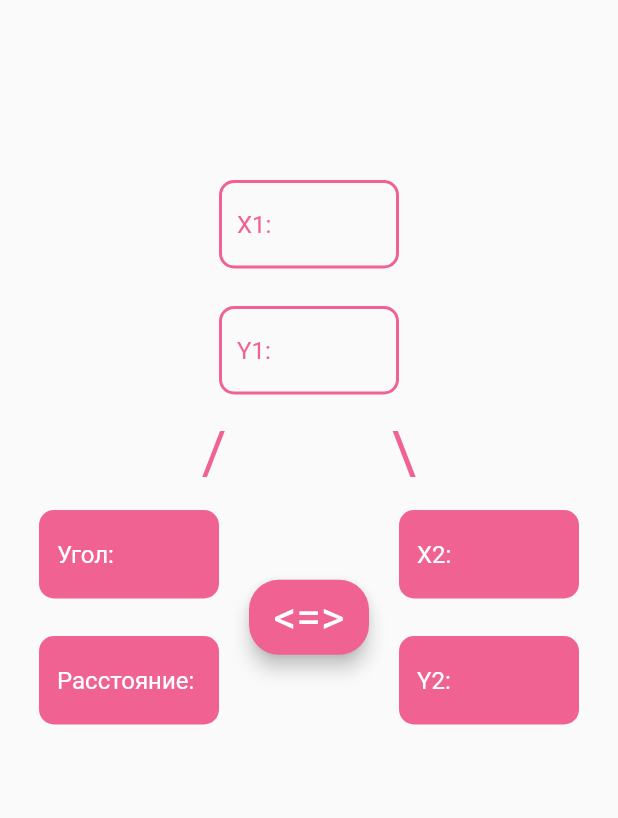
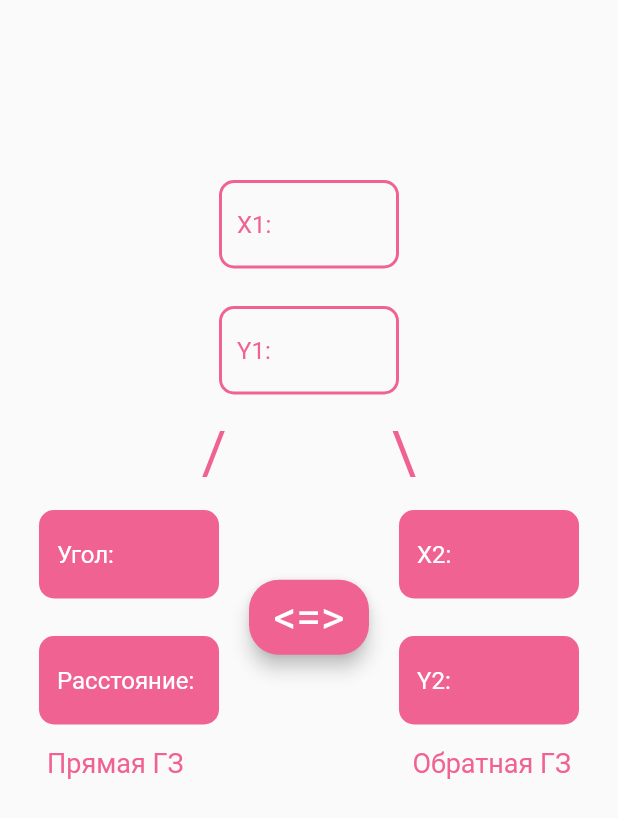
Before and after one commit to Rafos2423/calc, a Flutter app: the GeoTask screen opened directly, on a phone screen of 412 x 824 dp. Shown: the top 818 px of the screen. Run offline on Flutter 3.47's test engine with Material 2 defaults, Android fonts, the phone set to English and light mode, and no system bars.

Commit message:
- Добавлены подписи на вкладке геодезических задач

```diff
--- a/lib/pages/geo_task.dart
+++ b/lib/pages/geo_task.dart
@@ -81,7 +81,6 @@ class NameState extends State<GeoTask> {
           padding: const EdgeInsets.only(top: 120),
           child: Column(
             children: [
-              const Center(),
               StyleState().drawBorderField(
                   this, auto, controllers["x1"]!, "X1:",
                   width: 120.0),
@@ -110,7 +109,7 @@ class NameState extends State<GeoTask> {
                       const SizedBox(height: 25),
                       StyleState().drawNoBorderField(
                           this, directTask, controllers["dist"]!, "Расстояние:",
-                          width: 120),
+                          width: 120)
                     ],
                   ),
                   const SizedBox(width: 20),
@@ -124,9 +123,26 @@ class NameState extends State<GeoTask> {
                       const SizedBox(height: 25),
                       StyleState().drawNoBorderField(
                           this, reverseTask, controllers["y2"]!, "Y2:",
-                          width: 120),
+                          width: 120)
                     ],
                   ),
+                ],
+              ),
+              const SizedBox(height: 15),
+              const Row(
+                mainAxisAlignment: MainAxisAlignment.spaceEvenly,
+                children: [
+                  Column(
+                    children: [
+                      Text("Прямая ГЗ", style: TextStyle(fontSize: 18, color: color)),
+                    ]
+                  ),
+                  SizedBox(width: 90),
+                  Column(
+                    children: [
+                      Text("Обратная ГЗ", style: TextStyle(fontSize: 18, color: color))
+                    ]
+                  )
                 ],
               ),
             ],
```
